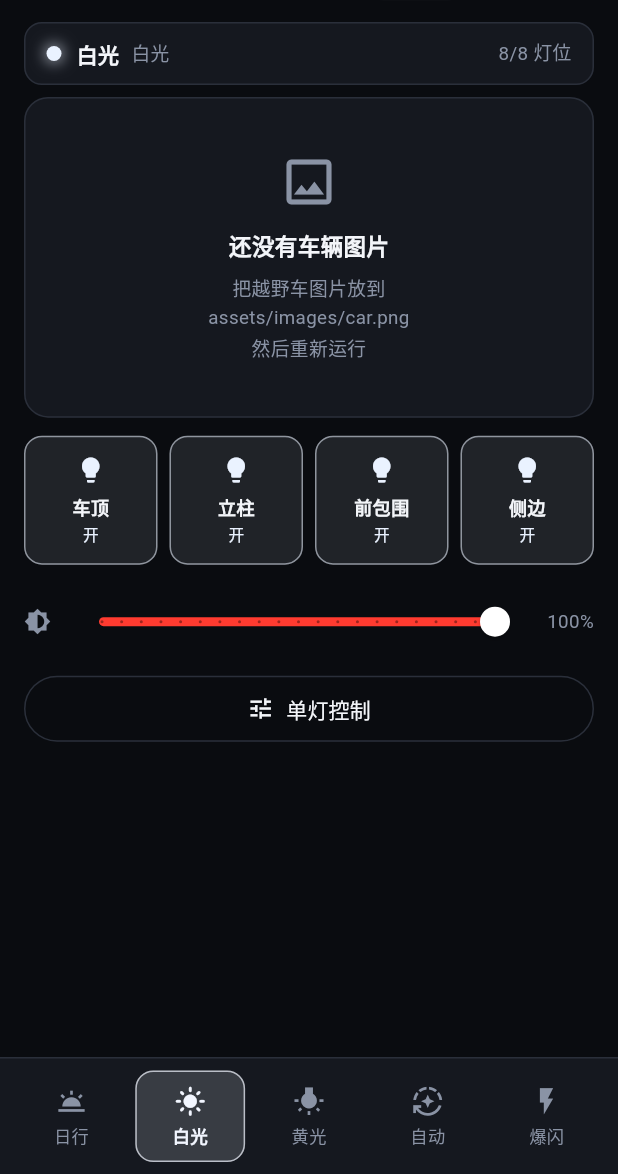
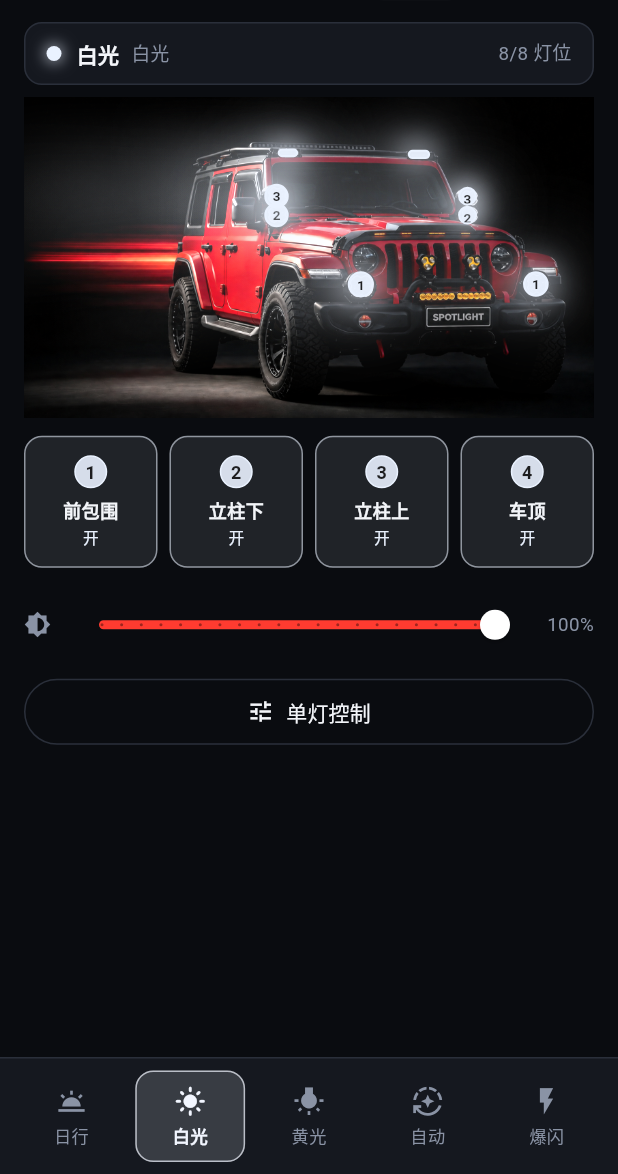
Before and after one commit to 981182547/YueyeShedeng, a Flutter app: the screen it shows after launch, on a phone screen of 412 x 824 dp, the part 62-1236 px from its top. Run offline on Flutter 3.47's test engine with Material 3 defaults, Android fonts, the phone set to English and light mode, and no system bars; our stand-ins replace flutter_blue_plus, permission_handler, shared_preferences.

Commit message:
放入车图，按标注重排灯位分组，热区改为大矩形
分组按车图上标的编号重排（之前理解错了）：
  1 前包围(保险杠两侧大圆灯)  2 立柱下(A柱下面那对)
  3 立柱上(A柱上面那对)       4 车顶(行李架前梁上那对短灯条)
原先把 A 柱当成只有一个灯、还错把格栅里的小灯当成一组。
车顶那对也不是顶上横跨整车的长灯条。

坐标是在 car.png(1672x941) 上逐个量的：把灯位放大 5~10 倍、
叠 0.005 步长的网格，读出灯的外圈范围再取中心。

点击热区从「以灯为中心的正方形」改成手工标定的矩形，
并和光点拆成两层：立柱上下两灯中心只差 0.059，在手机上仅隔 12dp，
原先 44dp 的最小热区会完全重叠，下面那组永远点不中。
现在上灯的热区往上吃空白、下灯往下吃，上下相接不重叠。

另外车图套了 InteractiveViewer，两指放大后能精确点到挨得近的灯；
光点和组卡片都标上组号，和车图上的编号一一对应。

Co-Authored-By: Claude Opus 5 <noreply@anthropic.com>

```diff
--- a/offroad_light/lib/models/lamp.dart
+++ b/offroad_light/lib/models/lamp.dart
@@ -6,8 +6,10 @@ enum LampShape { round, bar }
 /// 一个物理灯位。
 ///
 /// [id] 必须和 ESP 固件里的灯位编号完全一致 —— 协议就是靠这个数字对齐的:
-///   0 车顶左    1 车顶右    2 立柱左  3 立柱右
-///   4 前包围左  5 前包围右  6 侧边左  7 侧边右
+///   0 前包围左  1 前包围右   (车图上标「1」)
+///   2 立柱下左  3 立柱下右   (车图上标「2」)
+///   4 立柱上左  5 立柱上右   (车图上标「3」)
+///   6 车顶左    7 车顶右     (车图上标「4」)
 ///
 /// [x] [y] 是灯位中心在车辆图片上的【相对坐标】(0~1),不是像素。
 /// 这样换手机、换分辨率都不用改,图片怎么缩放热区都跟得上。
@@ -19,14 +21,28 @@ class Lamp {
   final double size; // 相对图片宽度的尺寸
   final LampShape shape;
 
+  /// 点击热区(相对坐标的矩形,左/上/右/下)。
+  ///
+  /// 故意比灯本身大一圈,把灯周围的空白也算进去,手指好点。
+  /// 关键是相邻灯位的热区【上下相接但不重叠】—— 立柱上下那两个灯
+  /// 中心只差 0.059,在手机上只隔 12dp,不这么分区就永远点不中下面那个。
+  final double hx0, hy0, hx1, hy1;
+
   const Lamp({
     required this.id,
     required this.name,
     required this.x,
     required this.y,
     required this.size,
+    required this.hx0,
+    required this.hy0,
+    required this.hx1,
+    required this.hy1,
     this.shape = LampShape.round,
   });
+
+  double get hitW => hx1 - hx0;
+  double get hitH => hy1 - hy0;
 }
 
 /// 一组灯 = 车上同一个位置的左右两个灯位。
@@ -61,29 +77,67 @@ class LampGroup {
 const String kCarImagePreferred = 'assets/images/car.png';
 const String kCarImageDir = 'assets/images/';
 
+/// 坐标是在 assets/images/car.png(1672x941)上逐个量出来的:
+/// 把灯位区域放大 5 倍、叠 0.01 步长的坐标网格，读出灯的外圈范围再取中心。
+/// 换图之后重新量一遍这张表就行，其它代码都不用动。
 const List<Lamp> kLamps = [
-  // ── 车顶:行李架前端两个横向灯条 ──
-  Lamp(id: 0, name: '车顶左', x: 0.427, y: 0.158, size: 0.055, shape: LampShape.bar),
-  Lamp(id: 1, name: '车顶右', x: 0.697, y: 0.187, size: 0.042, shape: LampShape.bar),
-  // ── 立柱:A 柱上的两个圆形射灯 ──
-  Lamp(id: 2, name: '立柱左', x: 0.450, y: 0.366, size: 0.040),
-  Lamp(id: 3, name: '立柱右', x: 0.783, y: 0.358, size: 0.036),
-  // ── 前包围:中网里的两个小射灯 ──
-  Lamp(id: 4, name: '前包围左', x: 0.714, y: 0.515, size: 0.030),
-  Lamp(id: 5, name: '前包围右', x: 0.792, y: 0.515, size: 0.030),
-  // ── 侧边:翼子板两侧的圆形射灯 ──
-  Lamp(id: 6, name: '侧边左', x: 0.588, y: 0.593, size: 0.042),
-  Lamp(id: 7, name: '侧边右', x: 0.896, y: 0.590, size: 0.040),
+  // ── 1 前包围:保险杠两侧那对大圆灯 ──
+  Lamp(
+    id: 0, name: '前包围左', x: 0.591, y: 0.584, size: 0.046,
+    hx0: 0.553, hy0: 0.491, hx1: 0.632, hy1: 0.659,
+  ),
+  Lamp(
+    id: 1, name: '前包围右', x: 0.898, y: 0.583, size: 0.045,
+    hx0: 0.855, hy0: 0.491, hx1: 0.937, hy1: 0.659,
+  ),
+  // ── 2 立柱下:A 柱上【下面】那对圆灯 ──
+  //    热区往下吃掉到引擎盖之间的空白
+  Lamp(
+    id: 2, name: '立柱下左', x: 0.443, y: 0.368, size: 0.043,
+    hx0: 0.414, hy0: 0.340, hx1: 0.472, hy1: 0.430,
+  ),
+  Lamp(
+    id: 3, name: '立柱下右', x: 0.778, y: 0.368, size: 0.033,
+    hx0: 0.752, hy0: 0.340, hx1: 0.818, hy1: 0.430,
+  ),
+  // ── 3 立柱上:A 柱上【上面】那对圆灯 ──
+  //    热区往上吃掉到车顶之间的空白,下边界正好和「立柱下」相接
+  Lamp(
+    id: 4, name: '立柱上左', x: 0.443, y: 0.309, size: 0.043,
+    hx0: 0.414, hy0: 0.238, hx1: 0.472, hy1: 0.336,
+  ),
+  Lamp(
+    id: 5, name: '立柱上右', x: 0.778, y: 0.309, size: 0.033,
+    hx0: 0.752, hy0: 0.238, hx1: 0.818, hy1: 0.336,
+  ),
+  // ── 4 车顶:行李架【前梁】上那对短灯条 ──
+  //    注意不是顶上那根横跨整个车顶的长灯条，那根没有单独分组
+  Lamp(
+    id: 6, name: '车顶左', x: 0.463, y: 0.174, size: 0.036,
+    shape: LampShape.bar,
+    hx0: 0.423, hy0: 0.132, hx1: 0.507, hy1: 0.215,
+  ),
+  Lamp(
+    id: 7, name: '车顶右', x: 0.693, y: 0.179, size: 0.039,
+    shape: LampShape.bar,
+    hx0: 0.651, hy0: 0.132, hx1: 0.742, hy1: 0.215,
+  ),
 ];
 
+/// 分组顺序特意和车图上标的编号一一对应:
+/// 组 0 显示成「1」、组 1 显示成「2」…… 界面上标几,图上就是哪一组。
 const List<LampGroup> kGroups = [
-  LampGroup(id: 0, name: '车顶', subtitle: '行李架 · 2 只', lampIds: [0, 1]),
-  LampGroup(id: 1, name: '立柱', subtitle: 'A 柱 · 2 只', lampIds: [2, 3]),
-  LampGroup(id: 2, name: '前包围', subtitle: '中网 · 2 只', lampIds: [4, 5]),
-  LampGroup(id: 3, name: '侧边', subtitle: '翼子板 · 2 只', lampIds: [6, 7]),
+  LampGroup(id: 0, name: '前包围', subtitle: '保险杠两侧 · 2 只', lampIds: [0, 1]),
+  LampGroup(id: 1, name: '立柱下', subtitle: 'A 柱下 · 2 只', lampIds: [2, 3]),
+  LampGroup(id: 2, name: '立柱上', subtitle: 'A 柱上 · 2 只', lampIds: [4, 5]),
+  LampGroup(id: 3, name: '车顶', subtitle: '行李架 · 2 只', lampIds: [6, 7]),
 ];
 
 Lamp lampById(int id) => kLamps.firstWhere((l) => l.id == id);
+
+/// 某个灯位属于哪一组
+LampGroup groupOf(int lampId) =>
+    kGroups.firstWhere((g) => g.lampIds.contains(lampId));
 
 /// ══════════════════════════════════════════════════════════
 /// 工作模式
--- a/offroad_light/lib/screens/home_screen.dart
+++ b/offroad_light/lib/screens/home_screen.dart
@@ -60,15 +60,12 @@ class HomeScreen extends StatelessWidget {
                   _StatusBar(state: state),
                   const SizedBox(height: 8),
 
-                  // 车图:点哪个灯位,就开关它所在的那一组
+                  // 车图:点哪个灯位,就开关它所在的那一组。
+                  // 光点上标的数字就是组号,和车上标注的编号一一对应。
                   CarView(
                     state: state,
-                    onTapLamp: (lamp) {
-                      final g = kGroups.firstWhere(
-                        (g) => g.lampIds.contains(lamp.id),
-                      );
-                      state.toggleGroup(g);
-                    },
+                    labelMode: LampLabel.group,
+                    onTapLamp: (lamp) => state.toggleGroup(groupOf(lamp.id)),
                   ),
 
                   const SizedBox(height: 12),
@@ -269,10 +266,28 @@ class _GroupCard extends StatelessWidget {
         ),
         child: Column(
           children: [
-            Icon(
-              on ? Icons.lightbulb : Icons.lightbulb_outline,
-              size: 20,
-              color: active ? lightColor : AppColors.textLo,
+            // 编号徽章:和车图上那个光点里标的数字是同一个
+            Container(
+              width: 22,
+              height: 22,
+              alignment: Alignment.center,
+              decoration: BoxDecoration(
+                shape: BoxShape.circle,
+                color: active
+                    ? lightColor.withValues(alpha: 0.9)
+                    : Colors.transparent,
+                border: Border.all(
+                  color: active ? lightColor : AppColors.border,
+                ),
+              ),
+              child: Text(
+                '${group.id + 1}',
+                style: TextStyle(
+                  fontSize: 12,
+                  fontWeight: FontWeight.w700,
+                  color: active ? Colors.black87 : AppColors.textLo,
+                ),
+              ),
             ),
             const SizedBox(height: 6),
             Text(
--- a/offroad_light/lib/screens/lamps_screen.dart
+++ b/offroad_light/lib/screens/lamps_screen.dart
@@ -48,10 +48,10 @@ class LampsScreen extends StatelessWidget {
                 ),
               ),
 
-              // 车图:这里点一下只切一个灯位
+              // 车图:这里点一下只切一个灯位,光点上标的是灯位号 1~8
               CarView(
                 state: state,
-                showLabels: true,
+                labelMode: LampLabel.lamp,
                 onTapLamp: (lamp) => state.toggleLamp(lamp.id),
               ),
 
--- a/offroad_light/lib/widgets/car_view.dart
+++ b/offroad_light/lib/widgets/car_view.dart
@@ -7,6 +7,21 @@ import 'package:flutter/services.dart' show rootBundle, AssetManifest;
 import '../models/lamp.dart';
 import '../state/app_state.dart';
 import '../theme.dart';
+
+/// 调坐标时打开它,会把每个灯位的点击热区用青色框画出来,
+/// 一眼就能看出热区有没有盖住灯、相邻的有没有重叠。发版前记得关掉。
+const bool kShowHitAreas = false;
+
+/// 光点上标什么数字
+enum LampLabel {
+  none,
+
+  /// 标所属【组】的编号 1~4,和车图上标注的编号一致 —— 主页用
+  group,
+
+  /// 标【灯位】编号 1~8 —— 单灯页用
+  lamp,
+}
 
 /// 车辆实拍图 + 灯位热区。
 ///
@@ -21,15 +36,15 @@ class CarView extends StatefulWidget {
   /// 高亮显示某一组(在组卡片上按住时用)
   final int? highlightGroup;
 
-  /// 单灯页会把每个灯位标上序号,主页面不标
-  final bool showLabels;
+  /// 光点上标什么数字
+  final LampLabel labelMode;
 
   const CarView({
     super.key,
     required this.state,
     required this.onTapLamp,
     this.highlightGroup,
-    this.showLabels = false,
+    this.labelMode = LampLabel.none,
   });
 
   @override
@@ -164,8 +179,13 @@ class _CarViewState extends State<CarView> with SingleTickerProviderStateMixin {
 
     return AspectRatio(
       aspectRatio: _aspect,
-      child: LayoutBuilder(
-        builder: (context, c) {
+      // 立柱上下那两个灯挨得太近,在手机上只隔十几 dp。
+      // 套一层缩放:两指放大之后就能精确点到想要的那一组。
+      // scale=1 时 InteractiveViewer 不吃拖动手势,页面照样能正常上下滚。
+      child: InteractiveViewer(
+        maxScale: 4,
+        child: LayoutBuilder(
+          builder: (context, c) {
           final w = c.maxWidth;
           final h = c.maxHeight;
 
@@ -203,7 +223,7 @@ class _CarViewState extends State<CarView> with SingleTickerProviderStateMixin {
                       ),
                     ),
 
-                  // 灯位热区
+                  // 光点:只负责画,不接收点击
                   for (final l in kLamps)
                     _LampDot(
                       lamp: l,
@@ -218,20 +238,50 @@ class _CarViewState extends State<CarView> with SingleTickerProviderStateMixin {
                           kGroups[widget.highlightGroup!]
                               .lampIds
                               .contains(l.id),
-                      label: widget.showLabels ? '${l.id + 1}' : null,
-                      onTap: () => widget.onTapLamp(l),
+                      label: switch (widget.labelMode) {
+                        LampLabel.none => null,
+                        // 组号从 1 开始，正好是车图上标的那个编号
+                        LampLabel.group => '${groupOf(l.id).id + 1}',
+                        LampLabel.lamp => '${l.id + 1}',
+                      },
+                    ),
+
+                  // 点击热区:铺在光点之上,用的是比灯大一圈的矩形。
+                  // 和光点分开画是有原因的 —— 热区中心不等于灯的中心
+                  // (立柱上灯的热区往上扩,下灯往下扩),两者重合反而点不准。
+                  for (final l in kLamps)
+                    Positioned(
+                      left: l.hx0 * w,
+                      top: l.hy0 * h,
+                      width: l.hitW * w,
+                      height: l.hitH * h,
+                      child: GestureDetector(
+                        behavior: HitTestBehavior.opaque,
+                        onTap: () => widget.onTapLamp(l),
+                        child: kShowHitAreas
+                            ? Container(
+                                decoration: BoxDecoration(
+                                  border: Border.all(
+                                    color: const Color(0xFF00E5FF),
+                                    width: 1,
+                                  ),
+                                ),
+                              )
+                            : null,
+                      ),
                     ),
                 ],
               );
             },
           );
         },
+        ),
       ),
     );
   }
 }
 
-/// 单个灯位:一个可点的发光点
+/// 单个灯位的发光点。纯视觉,点击由上面那层热区负责。
 class _LampDot extends StatelessWidget {
   final Lamp lamp;
   final double boxW;
@@ -242,7 +292,6 @@ class _LampDot extends StatelessWidget {
   final bool instant; // true = 不走渐变(爆闪)
   final bool highlighted;
   final String? label;
-  final VoidCallback onTap;
 
   const _LampDot({
     required this.lamp,
@@ -254,29 +303,23 @@ class _LampDot extends StatelessWidget {
     required this.instant,
     required this.highlighted,
     required this.label,
-    required this.onTap,
   });
 
   @override
   Widget build(BuildContext context) {
+    // size 就是灯的宽度(相对图片宽度)。横条灯压扁到 0.42 倍高，
+    // 圆灯宽高一致。这样坐标表里的 size 和图上量到的尺寸是同一个意思。
     final d = lamp.size * boxW;
     final isBar = lamp.shape == LampShape.bar;
-    final w = isBar ? d * 1.6 : d;
-    final h = isBar ? d * 0.5 : d;
-
-    // 点击热区至少 44dp,否则格栅上那两个小灯根本点不中
-    const minHit = 44.0;
-    final hitW = w < minHit ? minHit : w;
-    final hitH = h < minHit ? minHit : h;
+    final w = d;
+    final h = isBar ? d * 0.42 : d;
 
     return Positioned(
-      left: lamp.x * boxW - hitW / 2,
-      top: lamp.y * boxH - hitH / 2,
-      width: hitW,
-      height: hitH,
-      child: GestureDetector(
-        onTap: onTap,
-        behavior: HitTestBehavior.opaque,
+      left: lamp.x * boxW - w / 2,
+      top: lamp.y * boxH - h / 2,
+      width: w,
+      height: h,
+      child: IgnorePointer(
         child: Center(
           child: AnimatedContainer(
             duration: Duration(milliseconds: instant ? 0 : 220),
```
Also changed, not shown: offroad_light/assets/images/car.png (added), 2 other files.
